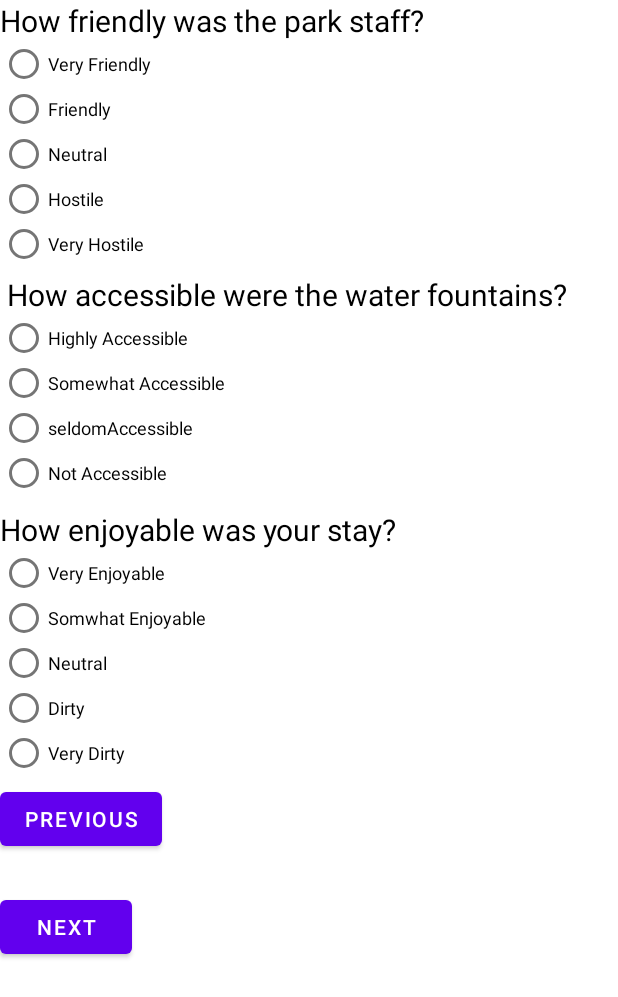
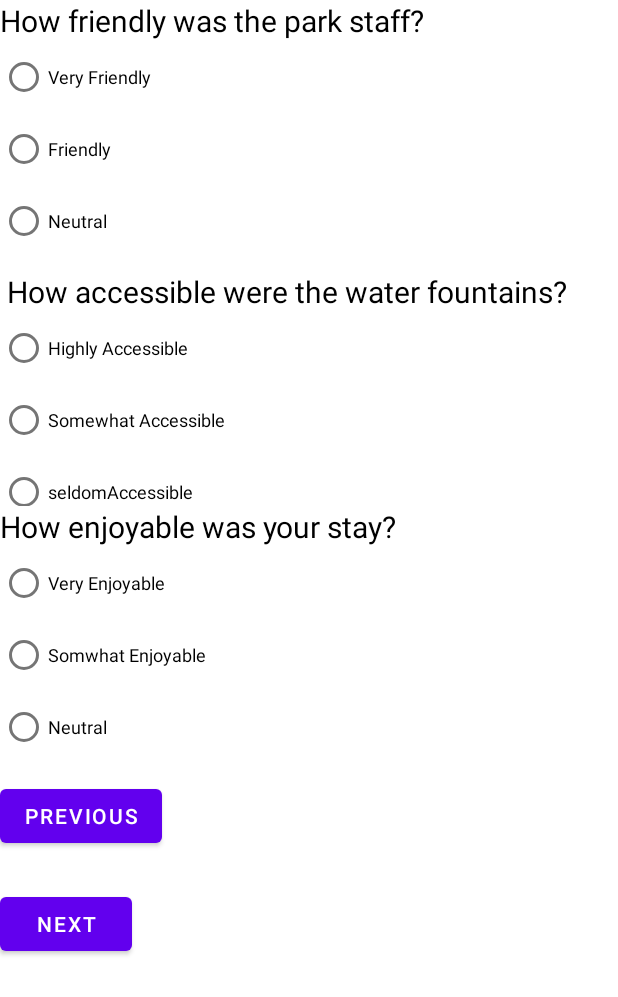
Before and after one commit to ppappala/CMSC436_Final_Project, an Android app: the layout activity_page_two_survey.xml on its own in the app's theme, with its tools: preview values and no code run, on a phone screen of 412 x 824 dp. Shown: the top 997 px of the screen. Run offline under Robolectric (Android 15) with nearby library versions, the phone set to English and light mode, and no system bars.

Commit message:
Keya added page 2 xml

```diff
--- a/app/src/main/res/layout/activity_page_two_survey.xml
+++ b/app/src/main/res/layout/activity_page_two_survey.xml
@@ -7,7 +7,6 @@ android:layout_width="match_parent"
 android:layout_height="match_parent"
 tools:context=".MainActivity"
 android:orientation="vertical">
-
 
 
     <TextView
@@ -27,8 +26,8 @@ android:orientation="vertical">
 
     <RadioGroup
         android:id="@+id/radioGroup3"
-    android:layout_width="323dp"
-    android:layout_height="155dp"
+        android:layout_width="309dp"
+        android:layout_height="153dp"
         app:layout_constraintBottom_toBottomOf="parent"
         app:layout_constraintEnd_toEndOf="parent"
         app:layout_constraintHorizontal_bias="0.415"
@@ -39,28 +38,28 @@ android:orientation="vertical">
         <RadioButton
             android:id="@+id/veryFriendlyButton"
             android:layout_width="match_parent"
-        android:layout_height="30dp"
+            android:layout_height="48dp"
             android:text="Very Friendly"
             android:textSize="12sp" />
 
         <RadioButton
             android:id="@+id/friendlyButton"
-        android:layout_width="match_parent"
-        android:layout_height="30dp"
+            android:layout_width="wrap_content"
+            android:layout_height="48dp"
             android:text="Friendly"
             android:textSize="12sp" />
 
         <RadioButton
             android:id="@+id/neutralButton1"
             android:layout_width="match_parent"
-        android:layout_height="30dp"
+            android:layout_height="48dp"
             android:text="Neutral"
             android:textSize="12sp" />
 
         <RadioButton
             android:id="@+id/hostileButton"
             android:layout_width="match_parent"
-        android:layout_height="30dp"
+            android:layout_height="48dp"
             android:text="Hostile"
             android:textSize="12sp" />
 
@@ -100,21 +99,21 @@ android:orientation="vertical">
     <RadioButton
         android:id="@+id/highlyAccessible"
         android:layout_width="match_parent"
-        android:layout_height="30dp"
+        android:layout_height="48dp"
         android:text="Highly Accessible"
         android:textSize="12sp" />
 
     <RadioButton
         android:id="@+id/someWhatAccessible"
         android:layout_width="match_parent"
-        android:layout_height="30dp"
+        android:layout_height="48dp"
         android:text="Somewhat Accessible"
         android:textSize="12sp" />
 
     <RadioButton
         android:id="@+id/seldomAccessible"
         android:layout_width="match_parent"
-        android:layout_height="30dp"
+        android:layout_height="48dp"
         android:text="seldomAccessible"
         android:textSize="12sp" />
 
@@ -155,28 +154,28 @@ android:orientation="vertical">
     <RadioButton
         android:id="@+id/veryEnjoyable"
         android:layout_width="match_parent"
-        android:layout_height="30dp"
+        android:layout_height="48dp"
         android:text="Very Enjoyable"
         android:textSize="12sp" />
 
     <RadioButton
         android:id="@+id/someWhatEnjoy"
         android:layout_width="match_parent"
-        android:layout_height="30dp"
+        android:layout_height="48dp"
         android:text="Somwhat Enjoyable"
         android:textSize="12sp" />
 
     <RadioButton
         android:id="@+id/neutralEnjoy"
         android:layout_width="match_parent"
-        android:layout_height="30dp"
+        android:layout_height="48dp"
         android:text="Neutral"
         android:textSize="12sp" />
 
     <RadioButton
         android:id="@+id/dirtyButton"
         android:layout_width="match_parent"
-        android:layout_height="30dp"
+        android:layout_height="48dp"
         android:text="Dirty"
         android:textSize="12sp" />
 
```
Lines whose indentation alone changed are shown as unchanged.
